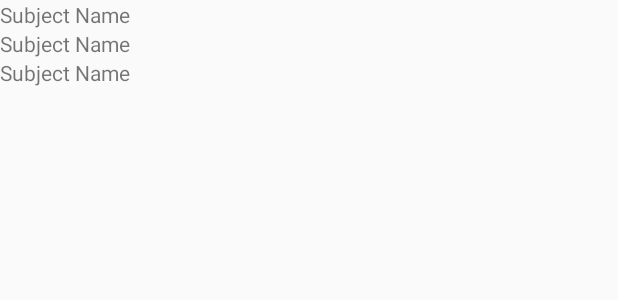
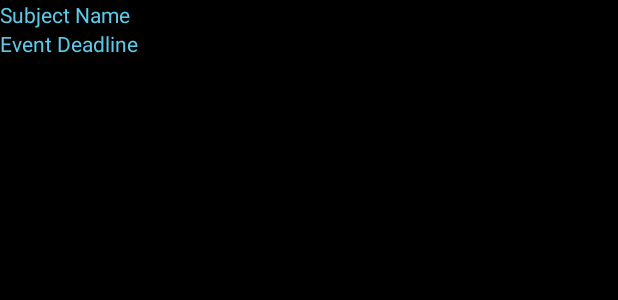
Before and after one commit to Requinard/super-duper-waffle, an Android app: the layout calendar_item.xml on its own in the app's theme, with its tools: preview values and no code run, on a phone screen of 412 x 824 dp. Shown: the top 300 px of the screen. Run offline under Robolectric (Android 15) with nearby library versions, the phone set to English and light mode, and no system bars.

Commit message:
Add crude listview of deadlines

```diff
--- a/app/src/main/res/layout/calendar_item.xml
+++ b/app/src/main/res/layout/calendar_item.xml
@@ -1,22 +1,26 @@
 <?xml version="1.0" encoding="utf-8"?>
 <LinearLayout xmlns:android="http://schemas.android.com/apk/res/android"
     android:orientation="vertical" android:layout_width="match_parent"
-    android:layout_height="match_parent">
+    android:layout_height="match_parent"
+    android:background="@color/colorBlack"
+    android:textColor="@color/colorBlue"
+    >
 
     <TextView
         android:id="@+id/tvEventSubjectTitle"
         android:layout_height="wrap_content"
         android:layout_width="wrap_content"
-        android:text="Subject Name"/>
+        android:text="Subject Name"
+        android:textColor="@color/colorBlue"
+
+        />
     <TextView
         android:id="@+id/tvEventDeadline"
         android:layout_height="wrap_content"
         android:layout_width="wrap_content"
-        android:text="Subject Name"/>
-    <TextView
-        android:id="@+id/tvEventDescription"
-        android:layout_height="wrap_content"
-        android:layout_width="wrap_content"
-        android:text="Subject Name"/>
+        android:text="Event Deadline"
+        android:textColor="@color/colorBlue"
+
+        />
 
 </LinearLayout>
```
Also changed, not shown: app/src/main/java/nl/fontys/sm/superduperwaffle/ui/activities/ShowDeadlinesActivity.java (+28 -3 lines), app/src/main/java/nl/fontys/sm/superduperwaffle/ui/adapters/CalendarItemAdapter.java (+17 -4 lines), app/src/main/res/layout/activity_showdeadlines.xml (+7 -1 lines).
